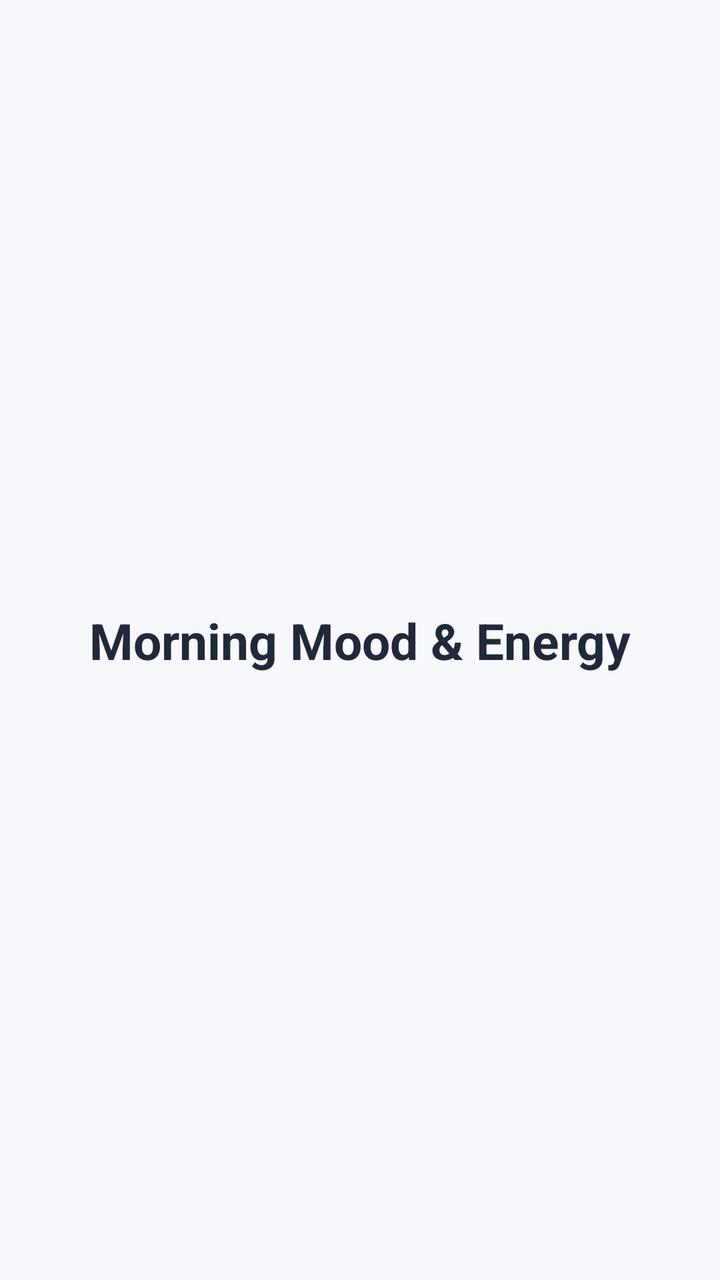
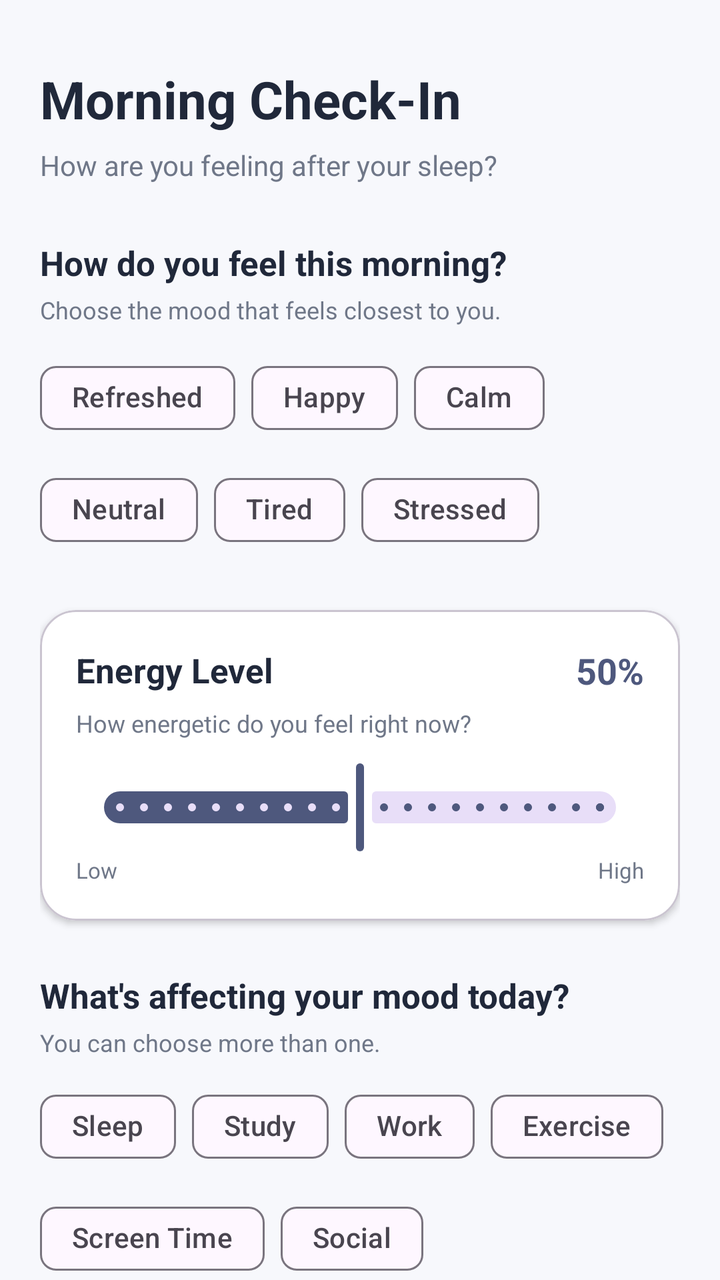

Two renders of the same Android screen: before a commit and after it. Below are the layout's source before the change and the commit's diff.
<!-- AndroidManifest.xml: application theme Theme.MoodMateSleep -->
<!-- res/layout/fragment_morning_check_in.xml -->
<?xml version="1.0" encoding="utf-8"?>
<androidx.constraintlayout.widget.ConstraintLayout
    xmlns:android="http://schemas.android.com/apk/res/android"
    xmlns:app="http://schemas.android.com/apk/res-auto"
    android:layout_width="match_parent"
    android:layout_height="match_parent"
    android:background="@color/moodmate_background">

    <TextView
        android:layout_width="wrap_content"
        android:layout_height="wrap_content"
        android:text="Morning Mood &amp; Energy"
        android:textColor="@color/moodmate_text_primary"
        android:textSize="25sp"
        android:textStyle="bold"
        app:layout_constraintBottom_toBottomOf="parent"
        app:layout_constraintEnd_toEndOf="parent"
        app:layout_constraintStart_toStartOf="parent"
        app:layout_constraintTop_toTopOf="parent" />

</androidx.constraintlayout.widget.ConstraintLayout>
<!-- resources referenced by this layout -->
<resources>
  <color name="moodmate_background">#F7F8FC</color>
  <color name="moodmate_text_primary">#20283A</color>
  <style name="Theme.MoodMateSleep" parent="Theme.Material3.DayNight.NoActionBar">
  
          <item name="colorPrimary">@color/moodmate_primary</item>
  
          <item name="colorSecondary">@color/moodmate_teal</item>
  
          <item name="android:colorAccent">@color/moodmate_teal</item>
  
          <item name="android:windowLightStatusBar">true</item>
  
          <item name="android:statusBarColor">@color/moodmate_background</item>
  
          <item name="android:navigationBarColor">@color/moodmate_background</item>
  
          <item name="android:windowBackground">@color/moodmate_background</item>
  
      </style>
  <color name="moodmate_primary">#4E587D</color>
  <color name="moodmate_teal">#78B8A8</color>
</resources>

<!-- the commit's change to res/layout/fragment_morning_check_in.xml (unified diff, before → after) -->
@@ -1,21 +1,295 @@
 <?xml version="1.0" encoding="utf-8"?>
-<androidx.constraintlayout.widget.ConstraintLayout
+<ScrollView
     xmlns:android="http://schemas.android.com/apk/res/android"
     xmlns:app="http://schemas.android.com/apk/res-auto"
     android:layout_width="match_parent"
     android:layout_height="match_parent"
-    android:background="@color/moodmate_background">
-
-    <TextView
-        android:layout_width="wrap_content"
+    android:background="@color/moodmate_background"
+    android:fillViewport="true"
+    android:scrollbars="none">
+
+    <LinearLayout
+        android:layout_width="match_parent"
         android:layout_height="wrap_content"
-        android:text="Morning Mood &amp; Energy"
-        android:textColor="@color/moodmate_text_primary"
-        android:textSize="25sp"
-        android:textStyle="bold"
-        app:layout_constraintBottom_toBottomOf="parent"
-        app:layout_constraintEnd_toEndOf="parent"
-        app:layout_constraintStart_toStartOf="parent"
-        app:layout_constraintTop_toTopOf="parent" />
-
-</androidx.constraintlayout.widget.ConstraintLayout>
+        android:orientation="vertical"
+        android:paddingStart="20dp"
+        android:paddingTop="32dp"
+        android:paddingEnd="20dp"
+        android:paddingBottom="32dp">
+
+        <TextView
+            android:layout_width="match_parent"
+            android:layout_height="wrap_content"
+            android:text="Morning Check-In"
+            android:textColor="@color/moodmate_text_primary"
+            android:textSize="26sp"
+            android:textStyle="bold" />
+
+        <TextView
+            android:layout_width="match_parent"
+            android:layout_height="wrap_content"
+            android:layout_marginTop="6dp"
+            android:text="How are you feeling after your sleep?"
+            android:textColor="@color/moodmate_text_secondary"
+            android:textSize="14sp" />
+
+        
+        <TextView
+            android:layout_width="wrap_content"
+            android:layout_height="wrap_content"
+            android:layout_marginTop="28dp"
+            android:text="How do you feel this morning?"
+            android:textColor="@color/moodmate_text_primary"
+            android:textSize="17sp"
+            android:textStyle="bold" />
+
+        <TextView
+            android:layout_width="wrap_content"
+            android:layout_height="wrap_content"
+            android:layout_marginTop="4dp"
+            android:text="Choose the mood that feels closest to you."
+            android:textColor="@color/moodmate_text_secondary"
+            android:textSize="12sp" />
+
+        <com.google.android.material.chip.ChipGroup
+            android:id="@+id/chipGroupMood"
+            android:layout_width="match_parent"
+            android:layout_height="wrap_content"
+            android:layout_marginTop="12dp"
+            app:selectionRequired="false"
+            app:singleSelection="true">
+
+            <com.google.android.material.chip.Chip
+                android:id="@+id/chipRefreshed"
+                style="@style/Widget.Material3.Chip.Filter"
+                android:layout_width="wrap_content"
+                android:layout_height="wrap_content"
+                android:checkable="true"
+                android:text="Refreshed" />
+
+            <com.google.android.material.chip.Chip
+                android:id="@+id/chipHappy"
+                style="@style/Widget.Material3.Chip.Filter"
+                android:layout_width="wrap_content"
+                android:layout_height="wrap_content"
+                android:checkable="true"
+                android:text="Happy" />
+
+            <com.google.android.material.chip.Chip
+                android:id="@+id/chipCalm"
+                style="@style/Widget.Material3.Chip.Filter"
+                android:layout_width="wrap_content"
+                android:layout_height="wrap_content"
+                android:checkable="true"
+                android:text="Calm" />
+
+            <com.google.android.material.chip.Chip
+                android:id="@+id/chipNeutral"
+                style="@style/Widget.Material3.Chip.Filter"
+                android:layout_width="wrap_content"
+                android:layout_height="wrap_content"
+                android:checkable="true"
+                android:text="Neutral" />
+
+            <com.google.android.material.chip.Chip
+                android:id="@+id/chipTired"
+                style="@style/Widget.Material3.Chip.Filter"
+                android:layout_width="wrap_content"
+                android:layout_height="wrap_content"
+                android:checkable="true"
+                android:text="Tired" />
+
+            <com.google.android.material.chip.Chip
+                android:id="@+id/chipStressed"
+                style="@style/Widget.Material3.Chip.Filter"
+                android:layout_width="wrap_content"
+                android:layout_height="wrap_content"
+                android:checkable="true"
+                android:text="Stressed" />
+
+        </com.google.android.material.chip.ChipGroup>
+
+        
+        <com.google.android.material.card.MaterialCardView
+            android:layout_width="match_parent"
+            android:layout_height="wrap_content"
+            android:layout_marginTop="26dp"
+            app:cardBackgroundColor="@color/moodmate_card"
+            app:cardCornerRadius="18dp"
+            app:cardElevation="2dp">
+
+            <LinearLayout
+                android:layout_width="match_parent"
+                android:layout_height="wrap_content"
+                android:orientation="vertical"
+                android:padding="18dp">
+
+                <LinearLayout
+                    android:layout_width="match_parent"
+                    android:layout_height="wrap_content"
+                    android:gravity="center_vertical"
+                    android:orientation="horizontal">
+
+                    <TextView
+                        android:layout_width="0dp"
+                        android:layout_height="wrap_content"
+                        android:layout_weight="1"
+                        android:text="Energy Level"
+                        android:textColor="@color/moodmate_text_primary"
+                        android:textSize="17sp"
+                        android:textStyle="bold" />
+
+                    <TextView
+                        android:id="@+id/tvEnergyValue"
+                        android:layout_width="wrap_content"
+                        android:layout_height="wrap_content"
+                        android:text="50%"
+                        android:textColor="@color/moodmate_primary"
+                        android:textSize="18sp"
+                        android:textStyle="bold" />
+
+                </LinearLayout>
+
+                <TextView
+                    android:layout_width="match_parent"
+                    android:layout_height="wrap_content"
+                    android:layout_marginTop="6dp"
+                    android:text="How energetic do you feel right now?"
+                    android:textColor="@color/moodmate_text_secondary"
+                    android:textSize="12sp" />
+
+                <com.google.android.material.slider.Slider
+                    android:id="@+id/sliderEnergy"
+                    android:layout_width="match_parent"
+                    android:layout_height="wrap_content"
+                    android:layout_marginTop="10dp"
+                    android:value="50"
+                    android:valueFrom="0"
+                    android:valueTo="100"
+                    android:stepSize="5" />
+
+                <LinearLayout
+                    android:layout_width="match_parent"
+                    android:layout_height="wrap_content"
+                    android:orientation="horizontal">
+
+                    <TextView
+                        android:layout_width="0dp"
+                        android:layout_height="wrap_content"
+                        android:layout_weight="1"
+                        android:text="Low"
+                        android:textColor="@color/moodmate_text_secondary"
+                        android:textSize="11sp" />
+
+                    <TextView
+                        android:layout_width="wrap_content"
+                        android:layout_height="wrap_content"
+                        android:text="High"
+                        android:textColor="@color/moodmate_text_secondary"
+                        android:textSize="11sp" />
+
+                </LinearLayout>
+
+            </LinearLayout>
+
+        </com.google.android.material.card.MaterialCardView>
+
+        
+        <TextView
+            android:layout_width="wrap_content"
+            android:layout_height="wrap_content"
+            android:layout_marginTop="26dp"
+            android:text="What's affecting your mood today?"
+            android:textColor="@color/moodmate_text_primary"
+            android:textSize="17sp"
+            android:textStyle="bold" />
+
+        <TextView
+            android:layout_width="wrap_content"
+            android:layout_height="wrap_content"
+            android:layout_marginTop="4dp"
+            android:text="You can choose more than one."
+            android:textColor="@color/moodmate_text_secondary"
+            android:textSize="12sp" />
+
+        <com.google.android.material.chip.ChipGroup
+            android:id="@+id/chipGroupMoodFactors"
+            android:layout_width="match_parent"
+            android:layout_height="wrap_content"
+            android:layout_marginTop="10dp"
+            app:singleSelection="false">
+
+            <com.google.android.material.chip.Chip
+                android:id="@+id/chipFactorSleep"
+                style="@style/Widget.Material3.Chip.Filter"
+                android:layout_width="wrap_content"
+                android:layout_height="wrap_content"
+                android:checkable="true"
+                android:text="Sleep" />
+
+            <com.google.android.material.chip.Chip
+                android:id="@+id/chipFactorStudy"
+                style="@style/Widget.Material3.Chip.Filter"
+                android:layout_width="wrap_content"
+                android:layout_height="wrap_content"
+                android:checkable="true"
+                android:text="Study" />
+
+            <com.google.android.material.chip.Chip
+                android:id="@+id/chipFactorWork"
+                style="@style/Widget.Material3.Chip.Filter"
+                android:layout_width="wrap_content"
+                android:layout_height="wrap_content"
+                android:checkable="true"
+                android:text="Work" />
+
+            <com.google.android.material.chip.Chip
+                android:id="@+id/chipFactorExercise"
+                style="@style/Widget.Material3.Chip.Filter"
+                android:layout_width="wrap_content"
+                android:layout_height="wrap_content"
+                android:checkable="true"
+                android:text="Exercise" />
+
+            <com.google.android.material.chip.Chip
+                android:id="@+id/chipFactorScreenTime"
+                style="@style/Widget.Material3.Chip.Filter"
+                android:layout_width="wrap_content"
+                android:layout_height="wrap_content"
+                android:checkable="true"
+                android:text="Screen Time" />
+
+            <com.google.android.material.chip.Chip
+                android:id="@+id/chipFactorSocial"
+                style="@style/Widget.Material3.Chip.Filter"
+                android:layout_width="wrap_content"
+                android:layout_height="wrap_content"
+                android:checkable="true"
+                android:text="Social" />
+
+        </com.google.android.material.chip.ChipGroup>
+
+        <com.google.android.material.button.MaterialButton
+            android:id="@+id/btnFinishCheckIn"
+            android:layout_width="match_parent"
+            android:layout_height="58dp"
+            android:layout_marginTop="30dp"
+            android:text="Finish Check-In"
+            android:textAllCaps="false"
+            android:textSize="16sp"
+            android:textStyle="bold"
+            app:backgroundTint="@color/moodmate_primary"
+            app:cornerRadius="28dp" />
+
+        <TextView
+            android:layout_width="match_parent"
+            android:layout_height="wrap_content"
+            android:layout_marginTop="12dp"
+            android:gravity="center"
+            android:text="Your check-in helps MoodMate understand your sleep and mood patterns."
+            android:textColor="@color/moodmate_text_secondary"
+            android:textSize="10sp" />
+
+    </LinearLayout>
+
+</ScrollView>
<!-- resource entries referenced after the edit -->
@@ -1,7 +1,10 @@
 <!-- resources referenced by this layout -->
 <resources>
   <color name="moodmate_background">#F7F8FC</color>
+  <color name="moodmate_card">#FFFFFF</color>
+  <color name="moodmate_primary">#4E587D</color>
   <color name="moodmate_text_primary">#20283A</color>
+  <color name="moodmate_text_secondary">#6F7788</color>
   <style name="Theme.MoodMateSleep" parent="Theme.Material3.DayNight.NoActionBar">
   
           <item name="colorPrimary">@color/moodmate_primary</item>
@@ -19,7 +22,6 @@
           <item name="android:windowBackground">@color/moodmate_background</item>
   
       </style>
-  <color name="moodmate_primary">#4E587D</color>
   <color name="moodmate_teal">#78B8A8</color>
 </resources>
 
